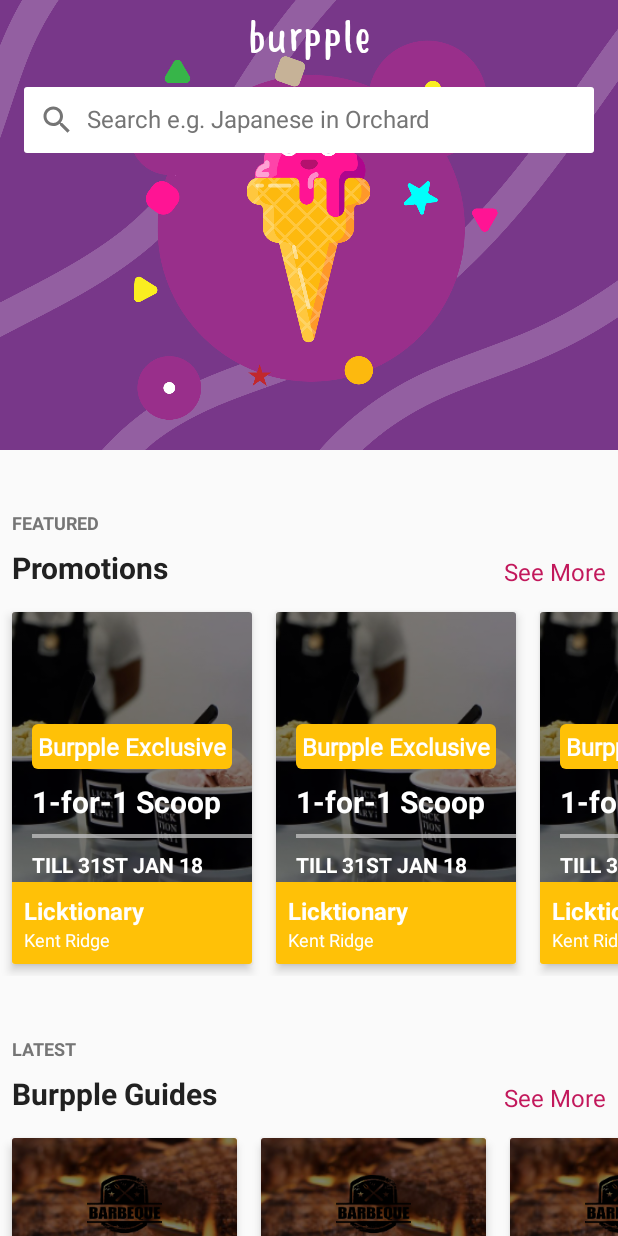
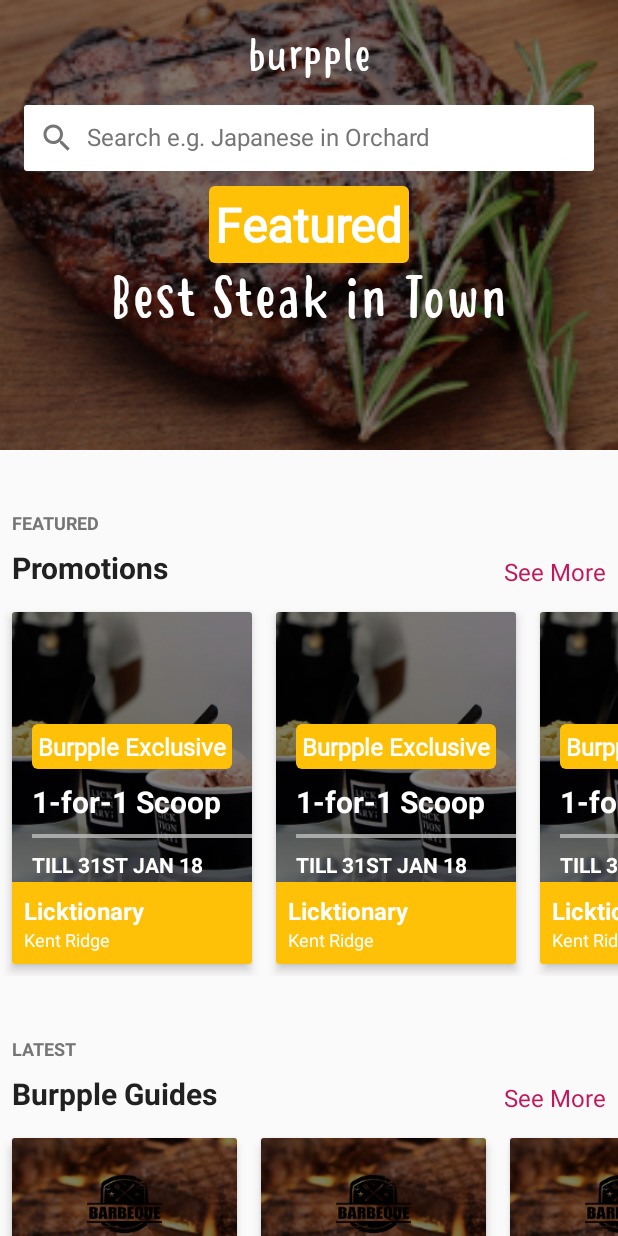
Before and after one commit to rkar111/PADC-3F-AKH-Burpple, an Android app: the screen it shows after launch (MainActivity), on a phone screen of 412 x 824 dp. Run offline under Robolectric (Android 15) with nearby library versions, the phone set to English and light mode, and no system bars; our stand-ins replace ButterKnife.

Commit message:
POC of Burpple app complete -3 recycler view added -1 viewpager added -design nearly complete

```diff
--- a/Burpple/app/build.gradle
+++ b/Burpple/app/build.gradle
@@ -1,11 +1,11 @@
 apply plugin: 'com.android.application'
 
 android {
-    compileSdkVersion 27
+    compileSdkVersion 26
     defaultConfig {
         applicationId "xyz.arkarhein.burpple"
         minSdkVersion 21
-        targetSdkVersion 27
+        targetSdkVersion 26
         versionCode 1
         versionName "1.0"
         testInstrumentationRunner "android.support.test.runner.AndroidJUnitRunner"
@@ -20,18 +20,14 @@ android {
 
 dependencies {
     implementation fileTree(dir: 'libs', include: ['*.jar'])
-    implementation 'com.android.support:appcompat-v7:27.0.2'
-    implementation 'com.android.support:design:27.0.2'
-    implementation "com.android.support:recyclerview-v7:27.0.2"
+    implementation 'com.android.support:appcompat-v7:26.1.0'
+    implementation 'com.android.support:design:26.1.0'
+    implementation "com.android.support:recyclerview-v7:26.1.0"
 
-    compile 'com.android.support:cardview-v7:27.0.2'
+    compile 'com.android.support:cardview-v7:26.1.0'
 
     compile 'com.jakewharton:butterknife:8.8.1'
     annotationProcessor 'com.jakewharton:butterknife-compiler:8.8.1'
 
-    compile 'com.google.code.gson:gson:2.8.2'
-    compile 'org.greenrobot:eventbus:3.1.1'
 
-    implementation 'com.github.bumptech.glide:glide:4.4.0'
-    annotationProcessor 'com.github.bumptech.glide:compiler:4.4.0'
 }
--- a/Burpple/app/src/main/java/xyz/arkarhein/burpple/activities/MainActivity.java
+++ b/Burpple/app/src/main/java/xyz/arkarhein/burpple/activities/MainActivity.java
@@ -1,6 +1,7 @@
 package xyz.arkarhein.burpple.activities;
 
 import android.os.Bundle;
+import android.support.v4.view.ViewPager;
 import android.support.v7.app.AppCompatActivity;
 import android.support.v7.widget.LinearLayoutManager;
 import android.support.v7.widget.RecyclerView;
@@ -9,6 +10,7 @@ import android.widget.TextView;
 import butterknife.BindView;
 import butterknife.ButterKnife;
 import xyz.arkarhein.burpple.R;
+import xyz.arkarhein.burpple.adapters.BackgroundNewsImagesAdapter;
 import xyz.arkarhein.burpple.adapters.GuideItemsAdapter;
 import xyz.arkarhein.burpple.adapters.NewsAndTrendingItemAdapter;
 import xyz.arkarhein.burpple.adapters.PromotionItemsAdapter;
@@ -25,12 +27,16 @@ public class MainActivity extends AppCompatActivity {
     @BindView(R.id.rv_news_trending)
     RecyclerView rvNewsTrending;
 
+    @BindView(R.id.vp_background_news)
+    ViewPager vpBackgroundNews;
+
     @BindView(R.id.btn_search)
     TextView btnSearch;
 
     private PromotionItemsAdapter mPromotionItemsAdapter = new PromotionItemsAdapter();
     private GuideItemsAdapter mGuideItemsAdapter = new GuideItemsAdapter();
     private NewsAndTrendingItemAdapter mNewsAndTrendingItemAdapter = new NewsAndTrendingItemAdapter();
+    private BackgroundNewsImagesAdapter mBackgroundNewsImagesAdapter = new BackgroundNewsImagesAdapter();
 
     @Override
     protected void onCreate(Bundle savedInstanceState) {
@@ -53,5 +59,7 @@ public class MainActivity extends AppCompatActivity {
         rvNewsTrending.setLayoutManager(linearLayoutManagerNewsTrending);
         rvNewsTrending.setAdapter(mNewsAndTrendingItemAdapter);
 
+        vpBackgroundNews.setAdapter(mBackgroundNewsImagesAdapter);
+
     }
 }
--- /dev/null
+++ b/Burpple/app/src/main/java/xyz/arkarhein/burpple/adapters/BackgroundNewsImagesAdapter.java
@@ -0,0 +1,44 @@
+package xyz.arkarhein.burpple.adapters;
+
+import android.content.Context;
+import android.support.v4.content.ContextCompat;
+import android.support.v4.view.PagerAdapter;
+import android.view.LayoutInflater;
+import android.view.View;
+import android.view.ViewGroup;
+
+import xyz.arkarhein.burpple.R;
+import xyz.arkarhein.burpple.viewitems.BackgroundNewsImageViewItem;
+
+/**
+ * Created by Arkar Hein on 1/5/2018.
+ */
+
+public class BackgroundNewsImagesAdapter extends PagerAdapter {
+    @Override
+    public int getCount() {
+        return 6;
+    }
+
+    @Override
+    public boolean isViewFromObject(View view, Object object) {
+        if (object instanceof View)
+            return true;
+        else
+            return false;
+    }
+
+    @Override
+    public Object instantiateItem(ViewGroup container, int position) {
+        Context context = container.getContext();
+        LayoutInflater inflater = LayoutInflater.from(context);
+        BackgroundNewsImageViewItem view = (BackgroundNewsImageViewItem) inflater.inflate(R.layout.background_news_image, container, false);
+        container.addView(view);
+        return view;
+    }
+
+    @Override
+    public void destroyItem(ViewGroup container, int position, Object object) {
+        container.removeView((View) object);
+    }
+}
--- /dev/null
+++ b/Burpple/app/src/main/java/xyz/arkarhein/burpple/viewitems/BackgroundNewsImageViewItem.java
@@ -0,0 +1,23 @@
+package xyz.arkarhein.burpple.viewitems;
+
+import android.content.Context;
+import android.util.AttributeSet;
+import android.widget.RelativeLayout;
+
+/**
+ * Created by Arkar Hein on 1/5/2018.
+ */
+
+public class BackgroundNewsImageViewItem extends RelativeLayout {
+    public BackgroundNewsImageViewItem(Context context) {
+        super(context);
+    }
+
+    public BackgroundNewsImageViewItem(Context context, AttributeSet attrs) {
+        super(context, attrs);
+    }
+
+    public BackgroundNewsImageViewItem(Context context, AttributeSet attrs, int defStyleAttr) {
+        super(context, attrs, defStyleAttr);
+    }
+}
--- a/Burpple/app/src/main/res/layout/activity_main.xml
+++ b/Burpple/app/src/main/res/layout/activity_main.xml
@@ -18,12 +18,18 @@
             app:layout_scrollFlags="scroll|exitUntilCollapsed"
             app:statusBarScrim="@color/primary">
 
-            <ImageView
+            <android.support.v4.view.ViewPager
+                android:id="@+id/vp_background_news"
+                android:layout_width="match_parent"
+                android:layout_height="match_parent"
+                android:fitsSystemWindows="true"/>
+
+            <!--ImageView
                 android:layout_width="match_parent"
                 android:layout_height="match_parent"
                 android:fitsSystemWindows="true"
                 android:scaleType="centerCrop"
-                android:src="@drawable/cuteicecream" />
+                android:src="@drawable/cuteicecream" /-->
 
             <RelativeLayout
                 android:layout_width="match_parent"
@@ -34,7 +40,7 @@
                     android:layout_width="wrap_content"
                     android:layout_height="wrap_content"
                     android:layout_centerHorizontal="true"
-                    android:layout_marginTop="8dp"
+                    android:layout_marginTop="20dp"
                     android:fontFamily="@font/hastoler_regular"
                     android:text="@string/heading"
                     android:textColor="@color/full_white"
--- /dev/null
+++ b/Burpple/app/src/main/res/layout/background_news_image.xml
@@ -0,0 +1,38 @@
+<?xml version="1.0" encoding="utf-8"?>
+<xyz.arkarhein.burpple.viewitems.BackgroundNewsImageViewItem xmlns:android="http://schemas.android.com/apk/res/android"
+    android:layout_width="match_parent"
+    android:layout_height="match_parent">
+
+    <ImageView
+        android:id="@+id/iv_background_news_image"
+        android:layout_width="match_parent"
+        android:layout_height="match_parent"
+        android:foreground="@android:drawable/screen_background_dark_transparent"
+        android:scaleType="centerCrop"
+        android:src="@drawable/steak" />
+
+    <TextView
+        android:id="@+id/tv_background_news_featured"
+        android:layout_width="wrap_content"
+        android:layout_height="wrap_content"
+        android:layout_centerInParent="true"
+        android:background="@drawable/rounded_amber"
+        android:fontFamily="@font/something_looks_natural_regular"
+        android:padding="4dp"
+        android:text="@string/featured"
+        android:textColor="@color/full_white"
+        android:textSize="32sp"
+        android:textStyle="bold" />
+
+    <TextView
+        android:id="@+id/tv_background_news_details"
+        android:layout_width="wrap_content"
+        android:layout_height="wrap_content"
+        android:layout_below="@id/tv_background_news_featured"
+        android:layout_centerHorizontal="true"
+        android:fontFamily="@font/hastoler_regular"
+        android:text="Best Steak in Town"
+        android:textColor="@color/full_white"
+        android:textSize="40sp" />
+
+</xyz.arkarhein.burpple.viewitems.BackgroundNewsImageViewItem>
--- a/Burpple/app/src/main/res/values/strings.xml
+++ b/Burpple/app/src/main/res/values/strings.xml
@@ -7,4 +7,5 @@
     <string name="news_trending"><b>News &amp; Trending</b></string>
     <string name="burpple_exclusive"><b>Burpple Exclusive</b></string>
     <string name="guide_ads">Best BBQ in Town</string>
+    <string name="featured">Featured</string>
 </resources>
```
Also changed, not shown: Burpple/app/src/main/res/drawable-xxxhdpi/steak.jpg (added).
